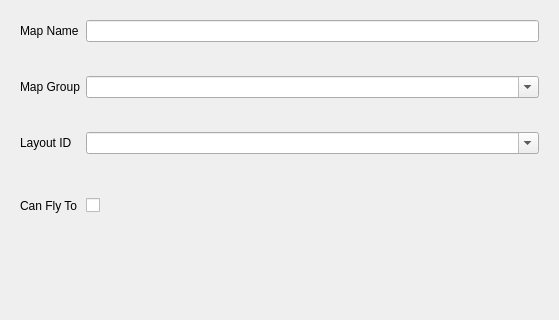
The window that forms/newmapdialog.ui (huderlem/porymap) describes before a commit, drawn with Qt 5; both pictures show x 0 to 559 and y 0 to 320 of the 559 by 614 pixel window.
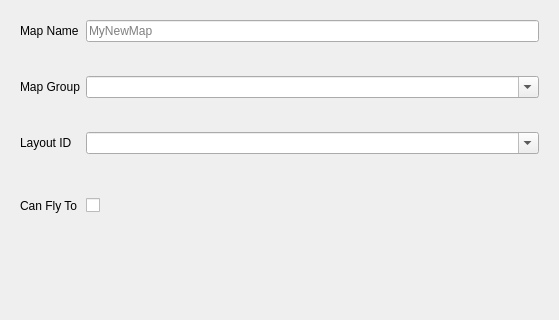
The same window after the commit. Custom widgets are drawn as their Qt base class.

Commit message: Use placeholder text for new map/layout names

The edit to the form file:
```diff
--- a/forms/newmapdialog.ui
+++ b/forms/newmapdialog.ui
@@ -185,6 +185,9 @@
          <property name="toolTip">
           <string>&lt;html&gt;&lt;head/&gt;&lt;body&gt;&lt;p&gt;The name of the new map. The name cannot be the same as any other existing map.&lt;/p&gt;&lt;/body&gt;&lt;/html&gt;</string>
          </property>
+         <property name="placeholderText">
+          <string>MyNewMap</string>
+         </property>
          <property name="clearButtonEnabled">
           <bool>true</bool>
          </property>
```
The commit also changes 6 other files.
